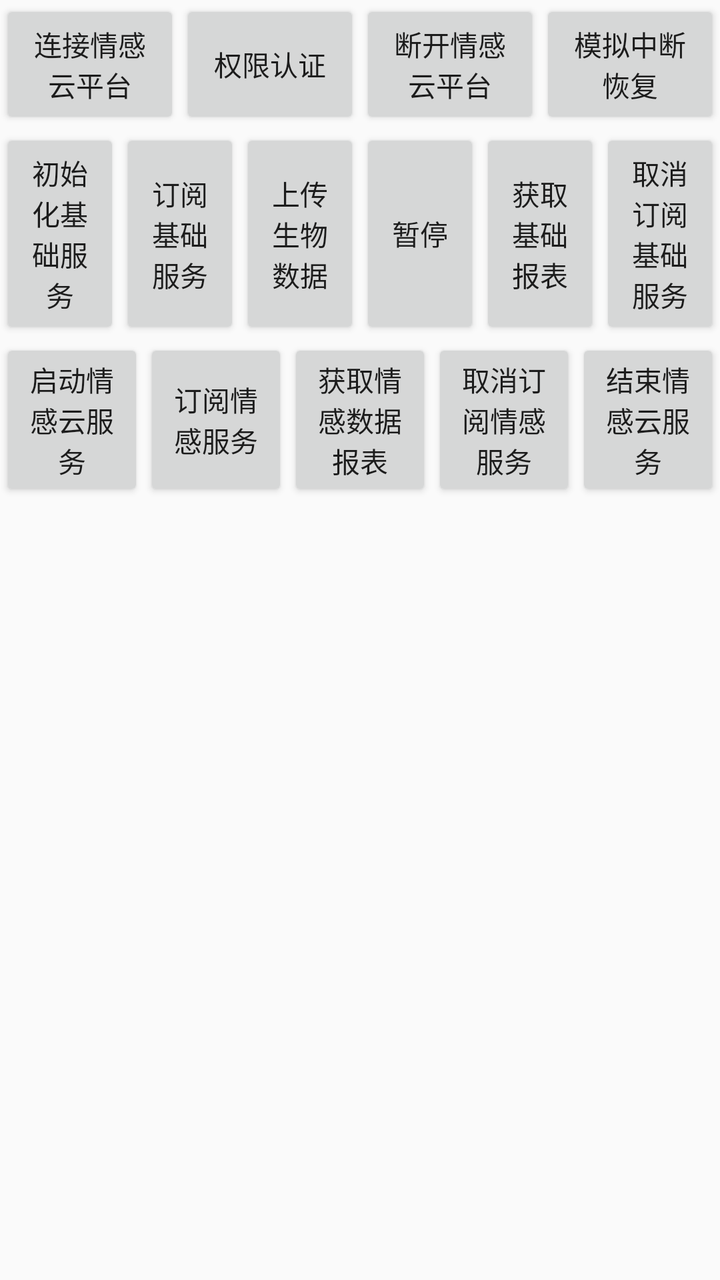
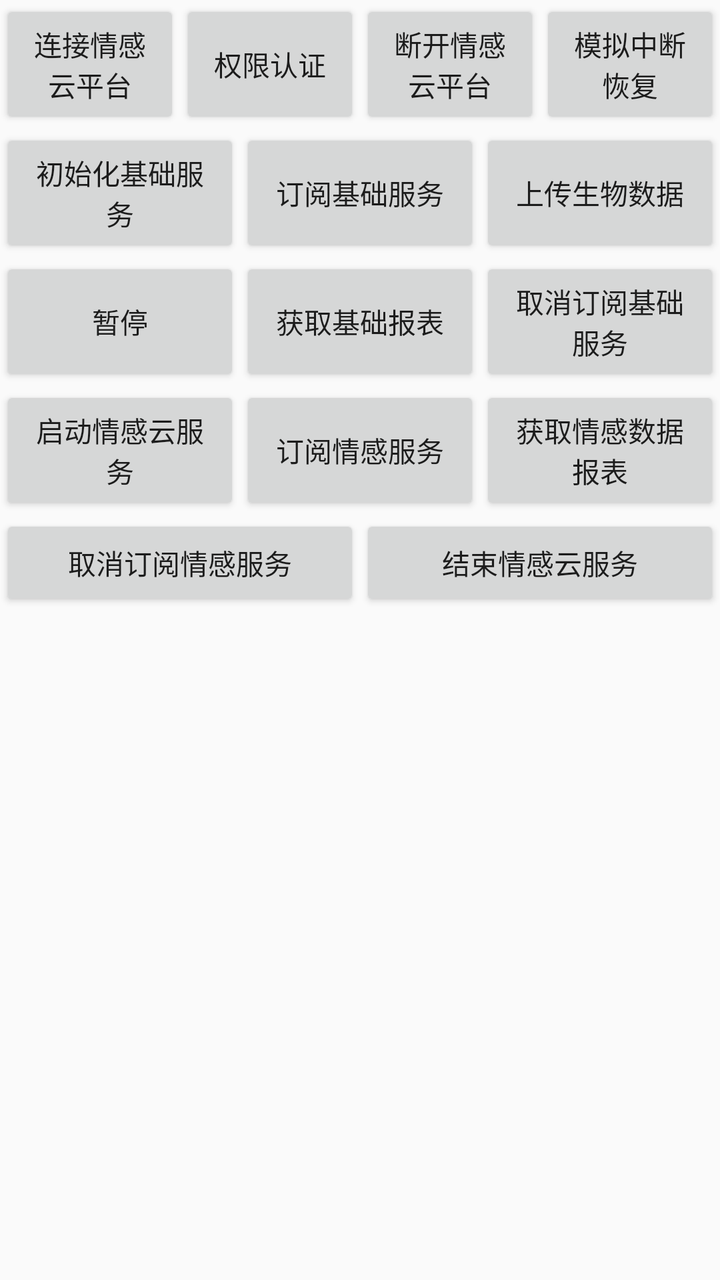

An Android layout rendered at two revisions. The XML below is the earlier revision; the diff shows what the commit changed to produce the second picture.
<!-- AndroidManifest.xml: application theme AppTheme -->
<!-- res/layout/activity_api_detail.xml -->
<?xml version="1.0" encoding="utf-8"?>
<LinearLayout
        xmlns:android="http://schemas.android.com/apk/res/android"
        xmlns:tools="http://schemas.android.com/tools"
        xmlns:app="http://schemas.android.com/apk/res-auto"
        android:layout_width="match_parent"
        android:layout_height="match_parent"
        tools:context=".activity.ApiDetailActivity"
        android:orientation="vertical"
        >

    <LinearLayout
            android:layout_width="match_parent"
            android:layout_height="wrap_content"
            android:orientation="horizontal"
            android:gravity="center_vertical"
            >

        <Button
                android:textAllCaps="false"
                android:layout_weight="1"
                android:layout_width="0dp"
                android:layout_height="match_parent"
                android:text="@string/detail_connect_to_cloud"
                android:onClick="onConnectSocket"
                />

        <Button
                android:textAllCaps="false"
                android:layout_weight="1"
                android:layout_width="0dp"
                android:layout_height="match_parent"
                android:text="@string/detail_auth"
                android:onClick="onSessionCreate"
                />

        <Button
                android:textAllCaps="false"
                android:layout_weight="1"
                android:layout_width="0dp"
                android:layout_height="match_parent"
                android:text="@string/detail_disconnect_cloud"
                android:onClick="onSessionClose"
                />

        <Button
                android:textAllCaps="false"
                android:layout_weight="1"
                android:layout_width="0dp"
                android:layout_height="match_parent"
                android:text="@string/detail_restore"
                android:onClick="onSessionRestore"
                />

    </LinearLayout>

    <LinearLayout
            android:layout_width="match_parent"
            android:layout_height="wrap_content"
            android:orientation="horizontal"
            >


        <Button
                android:textAllCaps="false"
                android:layout_weight="1"
                android:layout_width="0dp"
                android:layout_height="match_parent"
                android:text="@string/detail_init_bio_service"
                android:onClick="onInitBiodataServer"
                />

        <Button
                android:textAllCaps="false"
                android:layout_weight="1"
                android:layout_width="0dp"
                android:layout_height="match_parent"
                android:text="@string/detail_sub_bio_service"
                android:onClick="onSubscribeBiodata"
                />

        <Button
                android:textAllCaps="false"
                android:layout_weight="1"
                android:layout_width="0dp"
                android:layout_height="match_parent"
                android:text="@string/detail_upload_data"
                android:onClick="onUploadBiodata"
                />


        <Button
                android:textAllCaps="false"
                android:layout_weight="1"
                android:layout_width="0dp"
                android:layout_height="match_parent"
                android:text="@string/detail_pause"
                android:onClick="onStopCollect"
                />

        <Button
                android:textAllCaps="false"
                android:layout_weight="1"
                android:layout_width="0dp"
                android:layout_height="match_parent"
                android:text="@string/detail_get_bio_report"
                android:onClick="onBiodataReport"
                />

        <Button
                android:textAllCaps="false"
                android:layout_weight="1"
                android:layout_width="0dp"
                android:layout_height="match_parent"
                android:text="@string/detail_unsub_bio_service"
                android:onClick="onUnsubscribeBiodata"
                />
    </LinearLayout>

    <LinearLayout
            android:layout_width="match_parent"
            android:layout_height="wrap_content"
            android:orientation="horizontal"
            >

        <Button
                android:textAllCaps="false"
                android:layout_weight="1"
                android:layout_width="0dp"
                android:layout_height="match_parent"
                android:text="@string/detail_start_affective_service"
                android:onClick="onStartAffective"
                />

        <Button
                android:textAllCaps="false"
                android:layout_weight="1"
                android:layout_width="0dp"
                android:layout_height="match_parent"
                android:text="@string/detail_sub_affective_service"
                android:onClick="onSubscribeAffective"
                />

        <Button
                android:textAllCaps="false"
                android:layout_weight="1"
                android:layout_width="0dp"
                android:layout_height="match_parent"
                android:text="@string/detail_get_affective_service"
                android:onClick="onAffectiveReport"
                />


        <Button
                android:textAllCaps="false"
                android:layout_weight="1"
                android:layout_width="0dp"
                android:layout_height="match_parent"
                android:text="@string/detail_unsub_affective_service"
                android:onClick="onUnsubscribeAffective"
                />

        <Button
                android:textAllCaps="false"
                android:layout_weight="1"
                android:layout_width="0dp"
                android:layout_height="match_parent"
                android:text="@string/detail_finish_affective_service"
                android:onClick="onFinishAffective"
                />


    </LinearLayout>


</LinearLayout>
<!-- resources referenced by this layout -->
<resources>
  <string name="detail_auth">权限认证</string>
  <string name="detail_connect_to_cloud">连接情感云平台</string>
  <string name="detail_disconnect_cloud">断开情感云平台</string>
  <string name="detail_finish_affective_service">结束情感云服务</string>
  <string name="detail_get_affective_service">获取情感数据报表</string>
  <string name="detail_get_bio_report">获取基础报表</string>
  <string name="detail_init_bio_service">初始化基础服务</string>
  <string name="detail_pause">暂停</string>
  <string name="detail_restore">模拟中断恢复</string>
  <string name="detail_start_affective_service">启动情感云服务</string>
  <string name="detail_sub_affective_service">订阅情感服务</string>
  <string name="detail_sub_bio_service">订阅基础服务</string>
  <string name="detail_unsub_affective_service">取消订阅情感服务</string>
  <string name="detail_unsub_bio_service">取消订阅基础服务</string>
  <string name="detail_upload_data">上传生物数据</string>
  <style name="AppTheme" parent="Theme.AppCompat.Light.DarkActionBar">
          
          <item name="colorPrimary">@color/colorPrimary</item>
          <item name="colorPrimaryDark">@color/colorPrimaryDark</item>
          <item name="colorAccent">@color/colorAccent</item>
      </style>
  <color name="colorPrimary">#008577</color>
  <color name="colorPrimaryDark">#00574B</color>
  <color name="colorAccent">#D81B60</color>
</resources>

<!-- the commit's change to res/layout/activity_api_detail.xml (unified diff, before → after) -->
@@ -88,6 +88,13 @@
                 android:onClick="onUploadBiodata"
                 />
 
+    </LinearLayout>
+
+    <LinearLayout
+            android:layout_width="match_parent"
+            android:layout_height="wrap_content"
+            android:orientation="horizontal"
+            >
 
         <Button
                 android:textAllCaps="false"
@@ -116,7 +123,6 @@
                 android:onClick="onUnsubscribeBiodata"
                 />
     </LinearLayout>
-
     <LinearLayout
             android:layout_width="match_parent"
             android:layout_height="wrap_content"
@@ -151,6 +157,15 @@
                 />
 
 
+
+    </LinearLayout>
+
+    <LinearLayout
+            android:layout_width="match_parent"
+            android:layout_height="wrap_content"
+            android:orientation="horizontal"
+            >
+
         <Button
                 android:textAllCaps="false"
                 android:layout_weight="1"
@@ -172,5 +187,4 @@
 
     </LinearLayout>
 
-
 </LinearLayout>
